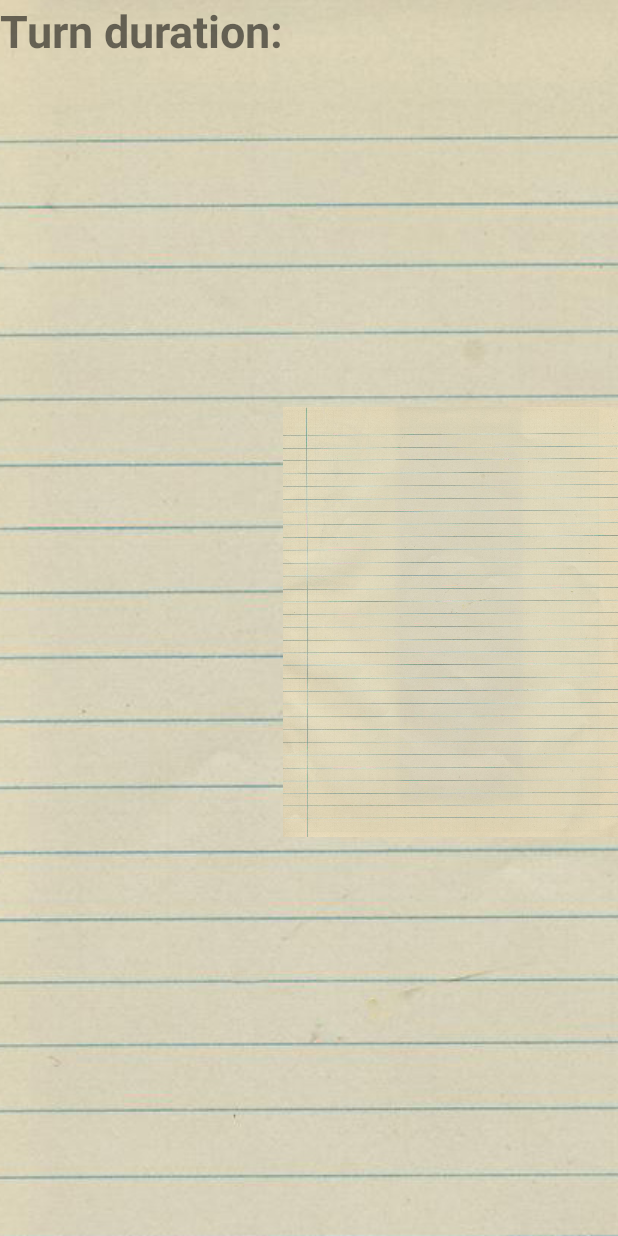
After one commit to team-404-hcmus/BattleshipAndroid, an Android app: the layout match_setting_view.xml on its own in the app's theme, with its tools: preview values and no code run, on a phone screen of 412 x 824 dp. The commit adds this screen. Run offline under Robolectric (Android 15) with nearby library versions, the phone set to English and light mode, and no system bars.

Commit message:
add resources

```diff
--- a/app/src/main/AndroidManifest.xml
+++ b/app/src/main/AndroidManifest.xml
@@ -15,7 +15,6 @@
             android:screenOrientation="landscape">
             <intent-filter>
                 <action android:name="android.intent.action.MAIN" />
-
                 <category android:name="android.intent.category.LAUNCHER" />
             </intent-filter>
         </activity>
--- /dev/null
+++ b/app/src/main/res/drawable/paper_lines.xml
@@ -0,0 +1,7 @@
+<?xml version="1.0" encoding="utf-8"?>
+<bitmap xmlns:android="http://schemas.android.com/apk/res/android"
+    android:gravity="top"
+    android:src="@drawable/paper_lines_img"
+    >
+
+</bitmap>
--- /dev/null
+++ b/app/src/main/res/layout/match_setting_view.xml
@@ -0,0 +1,45 @@
+<?xml version="1.0" encoding="utf-8"?>
+<LinearLayout
+    xmlns:android="http://schemas.android.com/apk/res/android"
+    xmlns:app="http://schemas.android.com/apk/res-auto"
+    xmlns:tools="http://schemas.android.com/tools"
+    android:layout_width="match_parent"
+    android:layout_height="match_parent"
+    android:orientation="horizontal"
+    android:background="@drawable/paper_lines">
+    <LinearLayout
+        android:layout_width="wrap_content"
+        android:layout_height="wrap_content">
+
+    </LinearLayout>
+
+    <TextView
+        android:layout_width="wrap_content"
+        android:layout_height="wrap_content"
+        android:text="@string/turn_time"
+        android:textSize="30dp"
+        android:textStyle="bold" />
+    <FrameLayout
+        android:id="@+id/FrameLayout1"
+        android:layout_width="match_parent"
+        android:layout_height="match_parent"
+        android:layout_marginTop="5dp"
+        >
+
+        <ImageView
+            android:layout_width="wrap_content"
+            android:layout_height="wrap_content"
+            android:src="@drawable/paper_lines" />
+
+        <LinearLayout
+            android:id="@+id/LinearLayout1"
+            android:layout_width="match_parent"
+            android:layout_height="wrap_content"
+            android:orientation="vertical"
+            >
+
+        </LinearLayout>
+
+    </FrameLayout>
+
+</LinearLayout>
--- a/app/src/main/res/values/strings.xml
+++ b/app/src/main/res/values/strings.xml
@@ -1,3 +1,4 @@
 <resources>
     <string name="app_name">BattleShip</string>
+    <string name="turn_time">Turn duration:</string>
 </resources>
```
Also changed, not shown: app/src/main/res/drawable/paper_lines_img.jpg (added), 1 other file.
